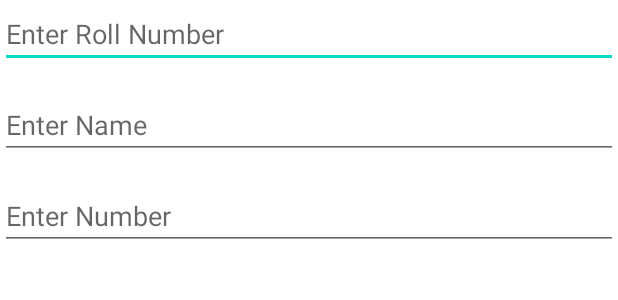
After one commit to bharathh1510/AndroidInternship2k21, an Android app: the layout update.xml on its own in the app's theme, with its tools: preview values and no code run, on a phone screen of 412 x 824 dp. The commit adds this screen. Shown: the top 300 px of the screen. Run offline under Robolectric (Android 15) with nearby library versions, the phone set to English and light mode, and no system bars.

Commit message:
Database final

```diff
--- a/ExampleDatabase/app/src/main/res/layout/activity_main.xml
+++ b/ExampleDatabase/app/src/main/res/layout/activity_main.xml
@@ -5,7 +5,6 @@
     android:layout_width="match_parent"
     android:orientation="vertical"
     android:padding="20dp"
-    android:gravity="center"
     android:layout_height="match_parent"
     tools:context=".MainActivity">
 
--- /dev/null
+++ b/ExampleDatabase/app/src/main/res/layout/update.xml
@@ -0,0 +1,24 @@
+<?xml version="1.0" encoding="utf-8"?>
+<LinearLayout xmlns:android="http://schemas.android.com/apk/res/android"
+    android:orientation="vertical"
+    android:layout_width="match_parent"
+    android:layout_height="match_parent">
+    <EditText
+        android:layout_width="match_parent"
+        android:layout_height="wrap_content"
+        android:id="@+id/uroll"
+        android:hint="Enter Roll Number"/>
+
+    <EditText
+        android:layout_width="match_parent"
+        android:layout_height="wrap_content"
+        android:id="@+id/uname"
+        android:layout_marginTop="15dp"
+        android:hint="Enter Name"/>
+    <EditText
+        android:layout_width="match_parent"
+        android:layout_height="wrap_content"
+        android:id="@+id/uphone"
+        android:layout_marginTop="15dp"
+        android:hint="Enter Number"/>
+</LinearLayout>
```
Also changed, not shown: ExampleDatabase/app/src/main/java/com/example/exampledatabase/MainActivity.java (+14 -2 lines), ExampleDatabase/app/src/main/java/com/example/exampledatabase/MyAdapter.java (+55 -7 lines).
